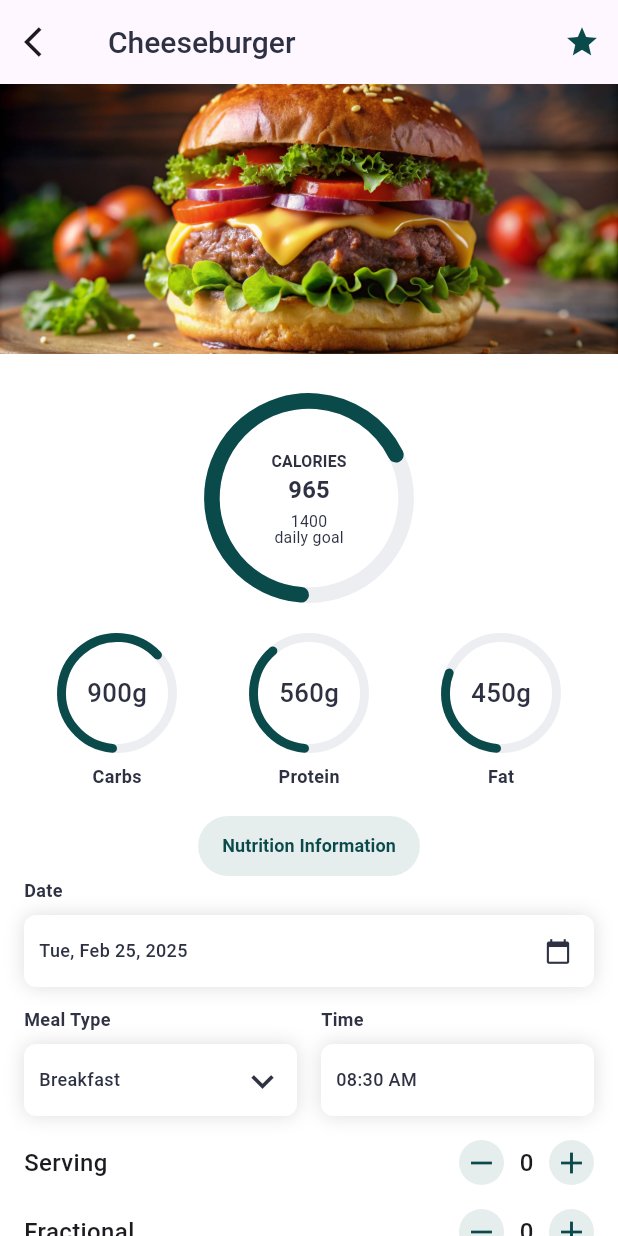
After one commit to RancellTapia/Meals_App, a Flutter app: the screen it shows after launch, after a tap on the "add" icon, after a tap on "Cheeseburger", on a phone screen of 412 x 824 dp. The commit adds this screen. Run offline on Flutter 3.47's test engine with Material 3 defaults, Android fonts, the phone set to English and light mode, and no system bars; our stand-ins replace go_router, syncfusion_flutter_charts.

Commit message:
[ADD] Adding Meal Info Screen

```diff
--- a/lib/config/router/app_router.dart
+++ b/lib/config/router/app_router.dart
@@ -6,5 +6,12 @@ final appRouter = GoRouter(routes: [
   GoRoute(
     path: '/',
     builder: (context, state) => const HomeScreen(),
-  )
+  ),
+  GoRoute(
+    path: '/meal-info/:mealName',
+    builder: (context, state) {
+      final mealName = state.pathParameters['mealName']!;
+      return MealInfo(mealName: mealName);
+    },
+  ),
 ]);
--- a/lib/presentation/screens/home/home_screen.dart
+++ b/lib/presentation/screens/home/home_screen.dart
@@ -9,6 +9,7 @@ class HomeScreen extends StatelessWidget {
   @override
   Widget build(BuildContext context) {
     return Scaffold(
+      backgroundColor: AppColors.background,
       appBar: AppBar(
         title: Text(
           'Meals',
--- a/lib/presentation/screens/home/widget/graphic_info.dart
+++ b/lib/presentation/screens/home/widget/graphic_info.dart
@@ -23,17 +23,17 @@ class GraphipInfo extends StatelessWidget {
           children: [
             NutrientChart(
               chartName: NutritionChartName.carbs,
-              nutrientIngested: 0,
+              nutrientIngested: 900,
               dailyGoal: 1400,
             ),
             NutrientChart(
               chartName: NutritionChartName.protein,
-              nutrientIngested: 0,
+              nutrientIngested: 560,
               dailyGoal: 1400,
             ),
             NutrientChart(
               chartName: NutritionChartName.fat,
-              nutrientIngested: 0,
+              nutrientIngested: 450,
               dailyGoal: 1400,
             ),
           ],
--- a/lib/presentation/screens/home/widget/log_meals.dart
+++ b/lib/presentation/screens/home/widget/log_meals.dart
@@ -26,6 +26,7 @@ class LogMeals extends StatelessWidget {
             MealType(mealType: 'Lunch'),
             MealType(mealType: 'Dinner'),
             MealType(mealType: 'Snacks'),
+            SizedBox(height: 20),
           ],
         ),
       ),
--- a/lib/presentation/screens/home/widget/meal_card.dart
+++ b/lib/presentation/screens/home/widget/meal_card.dart
@@ -1,18 +1,26 @@
 import 'package:flutter/material.dart';
+
+import 'package:go_router/go_router.dart';
+
 import 'package:meals/config/models/models.dart';
 
 class MealCard extends StatelessWidget {
   final String mealType;
+  final String mealName = 'Cheeseburger';
 
   const MealCard({super.key, required this.mealType});
 
   @override
   Widget build(BuildContext context) {
-    return Container(
+    return GestureDetector(
+      onTap: () {
+        context.push('/meal-info/$mealName');
+      },
+      child: Container(
         margin: const EdgeInsets.only(top: 10),
         padding: const EdgeInsets.all(10),
         decoration: BoxDecoration(
-        color: AppColors.background,
+          color: AppColors.background ?? Colors.white,
           borderRadius: BorderRadius.circular(8),
           boxShadow: [
             BoxShadow(
@@ -51,9 +59,10 @@ class MealCard extends StatelessWidget {
                 ),
               ],
             ),
-          Expanded(child: SizedBox()),
+            SizedBox(width: 110),
             Icon(Icons.arrow_forward_ios, color: AppColors.textPrimary),
           ],
+        ),
       ),
     );
   }
--- /dev/null
+++ b/lib/presentation/screens/meal_info/meal_info.dart
@@ -0,0 +1,96 @@
+import 'package:flutter/material.dart';
+
+import 'package:go_router/go_router.dart';
+
+import 'package:meals/config/models/models.dart';
+import 'package:meals/presentation/screens/home/widget/widget.dart';
+import 'package:meals/presentation/screens/meal_info/widget/widget.dart';
+
+class MealInfo extends StatelessWidget {
+  final String mealName;
+
+  const MealInfo({super.key, required this.mealName});
+
+  @override
+  Widget build(BuildContext context) {
+    return Scaffold(
+      backgroundColor: AppColors.background,
+      appBar: AppBar(
+        title: Text(
+          mealName,
+          style: AppTypography.h2.copyWith(
+            color: AppColors.textPrimary,
+            fontWeight: FontWeight.w500,
+          ),
+        ),
+        leading: IconButton(
+          icon: const Icon(Icons.arrow_back_ios),
+          onPressed: () {
+            context.pop();
+          },
+        ),
+        actions: [
+          IconButton(
+              onPressed: () {},
+              icon: Icon(Icons.star, color: AppColors.primary))
+        ],
+      ),
+      body: _MealInfoView(),
+    );
+  }
+}
+
+class _MealInfoView extends StatelessWidget {
+  const _MealInfoView({super.key});
+
+  void _showNutritionModal(BuildContext context) {
+    showModalBottomSheet(
+      context: context,
+      isScrollControlled: true,
+      shape: const RoundedRectangleBorder(
+        borderRadius: BorderRadius.vertical(top: Radius.circular(16)),
+      ),
+      builder: (context) => const MealDetailsModal(),
+    );
+  }
+
+  @override
+  Widget build(BuildContext context) {
+    return SingleChildScrollView(
+        child: Column(
+      children: [
+        Image.asset('assets/images/cheeseburger.jpg',
+            width: double.infinity, height: 180, fit: BoxFit.cover),
+        GraphipInfo(),
+        const SizedBox(height: 16),
+        RoundedButton(
+          text: 'Nutrition Information',
+          onPressed: () => _showNutritionModal(context),
+        ),
+        MealInfoCard(),
+        Padding(
+          padding: const EdgeInsets.symmetric(horizontal: 16, vertical: 6),
+          child: ActiveButton(
+              text: 'Save',
+              onPressed: () {
+                context.pop();
+              }),
+        ),
+        TextButton(
+          onPressed: () {
+            context.pop();
+          },
+          child: Text(
+            'Remove from Meal',
+            style: AppTypography.body.copyWith(
+              color: AppColors.error,
+              fontWeight: FontWeight.w500,
+              height: 1.0,
+            ),
+          ),
+        ),
+        SizedBox(height: 30),
+      ],
+    ));
+  }
+}
--- /dev/null
+++ b/lib/presentation/screens/meal_info/widget/active_button.dart
@@ -0,0 +1,39 @@
+import 'package:flutter/material.dart';
+
+import 'package:meals/config/models/models.dart';
+
+class ActiveButton extends StatelessWidget {
+  final String text;
+  final VoidCallback onPressed;
+
+  const ActiveButton({
+    super.key,
+    required this.text,
+    required this.onPressed,
+  });
+
+  @override
+  Widget build(BuildContext context) {
+    return SizedBox(
+      width: double.infinity,
+      child: TextButton(
+        style: TextButton.styleFrom(
+          backgroundColor: AppColors.primary,
+          padding: const EdgeInsets.symmetric(vertical: 12),
+          shape: RoundedRectangleBorder(
+            borderRadius: BorderRadius.circular(30),
+          ),
+        ),
+        onPressed: onPressed,
+        child: Text(
+          text,
+          style: TextStyle(
+            color: AppColors.neutral,
+            fontSize: 16,
+            fontWeight: FontWeight.w500,
+          ),
+        ),
+      ),
+    );
+  }
+}
--- /dev/null
+++ b/lib/presentation/screens/meal_info/widget/counter.dart
@@ -0,0 +1,86 @@
+import 'package:flutter/material.dart';
+import 'package:meals/config/models/models.dart';
+
+class Counter extends StatefulWidget {
+  final String label;
+  final int initialValue;
+
+  const Counter({
+    super.key,
+    required this.label,
+    this.initialValue = 0,
+  });
+
+  @override
+  _CounterState createState() => _CounterState();
+}
+
+class _CounterState extends State<Counter> {
+  late int _counter;
+
+  @override
+  void initState() {
+    super.initState();
+    _counter = widget.initialValue;
+  }
+
+  void _increment() {
+    setState(() {
+      _counter++;
+    });
+  }
+
+  void _decrement() {
+    if (_counter > 0) {
+      setState(() {
+        _counter--;
+      });
+    }
+  }
+
+  @override
+  Widget build(BuildContext context) {
+    return Row(
+      mainAxisAlignment: MainAxisAlignment.spaceBetween,
+      children: [
+        Text(
+          widget.label,
+          style: const TextStyle(fontSize: 16, fontWeight: FontWeight.w500),
+        ),
+        Row(
+          children: [
+            CircularButton(Icons.remove, _decrement),
+            SizedBox(
+              width: 30, //
+              child: Center(
+                child: Text(
+                  '$_counter',
+                  style: const TextStyle(
+                      fontSize: 16, fontWeight: FontWeight.w500),
+                ),
+              ),
+            ),
+            CircularButton(Icons.add, _increment),
+          ],
+        ),
+      ],
+    );
+  }
+
+  Widget CircularButton(IconData icon, VoidCallback onPressed) {
+    return Container(
+      width: 30,
+      height: 30,
+      decoration: BoxDecoration(
+        color: AppColors.secondary,
+        borderRadius: BorderRadius.circular(15),
+      ),
+      child: IconButton(
+        icon: Icon(icon, color: AppColors.primary),
+        onPressed: onPressed,
+        padding: EdgeInsets.zero,
+        constraints: const BoxConstraints(minWidth: 20, minHeight: 20),
+      ),
+    );
+  }
+}
--- /dev/null
+++ b/lib/presentation/screens/meal_info/widget/meal_info_card.dart
@@ -0,0 +1,124 @@
+import 'package:flutter/material.dart';
+import 'package:meals/config/models/models.dart';
+import 'package:meals/presentation/screens/meal_info/widget/widget.dart';
+
+class MealInfoCard extends StatelessWidget {
+  const MealInfoCard({super.key});
+
+  @override
+  Widget build(BuildContext context) {
+    return Padding(
+      padding: const EdgeInsets.symmetric(horizontal: 16),
+      child: Column(
+        mainAxisSize: MainAxisSize.min,
+        children: [
+          _CardInfo(
+            title: 'Date',
+            icon: Icons.calendar_today,
+            value: 'Tue, Feb 25, 2025',
+          ),
+          const SizedBox(height: 16),
+          SizedBox(
+            width: double.infinity,
+            child: Row(
+              children: [
+                Expanded(
+                  child: _CardInfo(
+                    title: 'Meal Type',
+                    icon: Icons.keyboard_arrow_down_sharp,
+                    value: 'Breakfast',
+                    iconSize: 30,
+                  ),
+                ),
+                const SizedBox(width: 16),
+                Expanded(
+                  child: _CardInfo(
+                    title: 'Time',
+                    value: '08:30 AM',
+                  ),
+                ),
+              ],
+            ),
+          ),
+          const SizedBox(height: 16),
+          Counter(
+            label: 'Serving',
+          ),
+          const SizedBox(height: 16),
+          Counter(
+            label: 'Fractional',
+          ),
+          const SizedBox(height: 30),
+        ],
+      ),
+    );
+  }
+}
+
+class _CardInfo extends StatelessWidget {
+  final String title;
+  final String value;
+  final IconData? icon;
+  final double iconSize;
+
+  const _CardInfo({
+    super.key,
+    required this.title,
+    required this.value,
+    this.icon,
+    this.iconSize = 18,
+  });
+
+  @override
+  Widget build(BuildContext context) {
+    return Column(
+      crossAxisAlignment: CrossAxisAlignment.start,
+      children: [
+        Text(
+          title,
+          style: AppTypography.captionStyle.copyWith(
+            color: AppColors.textPrimary,
+            fontWeight: FontWeight.w600,
+            height: 1.0,
+          ),
+        ),
+        Container(
+          margin: const EdgeInsets.only(top: 10),
+          padding: const EdgeInsets.all(10),
+          decoration: BoxDecoration(
+            color: AppColors.background ?? Colors.white,
+            borderRadius: BorderRadius.circular(8),
+            boxShadow: [
+              BoxShadow(
+                color: Colors.grey[300] ?? Colors.grey,
+                blurRadius: 10,
+                spreadRadius: 0.5,
+              ),
+            ],
+          ),
+          child: Row(
+            mainAxisAlignment: MainAxisAlignment.spaceBetween,
+            children: [
+              Text(
+                value,
+                style: AppTypography.captionStyle.copyWith(
+                  color: AppColors.textPrimary,
+                  fontWeight: FontWeight.w500,
+                  height: 1.0,
+                ),
+              ),
+              const Spacer(),
+              SizedBox(
+                width: 28,
+                height: 28,
+                child: icon != null
+                    ? Icon(icon, color: AppColors.textPrimary, size: iconSize)
+                    : null, //
+              ),
+            ],
+          ),
+        ),
+      ],
+    );
+  }
+}
--- /dev/null
+++ b/lib/presentation/screens/meal_info/widget/widget.dart
@@ -0,0 +1,3 @@
+export 'package:meals/presentation/screens/meal_info/widget/active_button.dart';
+export 'package:meals/presentation/screens/meal_info/widget/counter.dart';
+export 'package:meals/presentation/screens/meal_info/widget/meal_info_card.dart';
--- a/lib/presentation/screens/screens.dart
+++ b/lib/presentation/screens/screens.dart
@@ -1 +1,4 @@
+export 'package:meals/presentation/screens/home/widget/widget.dart';
+
+export 'package:meals/presentation/screens/meal_info/meal_info.dart';
 export 'package:meals/presentation/screens/home/home_screen.dart';
```
Lines whose indentation alone changed are shown as unchanged.
